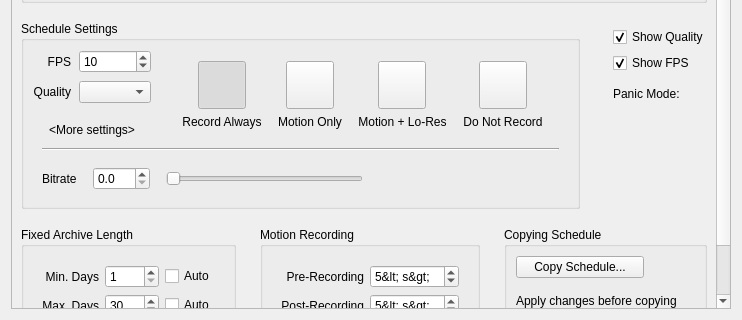
The window that client/nx_client_desktop/src/ui/widgets/properties/camera_schedule_widget.ui (networkoptix/nx_open) describes before a commit, drawn with Qt 5; both pictures show x 0 to 742 and y 359 to 679 of the 742 by 679 pixel window.
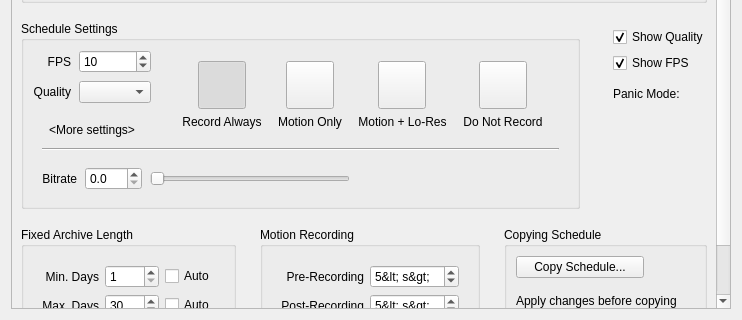
The same window after the commit. Custom widgets are drawn as their Qt base class.

Commit message:
# Applying chosen bitrate to schedule
<==== Mercurial data ====>
Branch: vms_3.1.2_bitrate_control

The edit to the form file:
```diff
--- a/client/nx_client_desktop/src/ui/widgets/properties/camera_schedule_widget.ui
+++ b/client/nx_client_desktop/src/ui/widgets/properties/camera_schedule_widget.ui
@@ -557,11 +557,17 @@
                </item>
                <item>
                 <layout class="QHBoxLayout" name="horizontalLayout">
+                 <property name="spacing">
+                  <number>8</number>
+                 </property>
                  <item>
                   <widget class="QLabel" name="bitrateLabel">
                    <property name="text">
                     <string>Bitrate</string>
                    </property>
+                   <property name="alignment">
+                    <set>Qt::AlignRight|Qt::AlignTrailing|Qt::AlignVCenter</set>
+                   </property>
                    <property name="buddy">
                     <cstring>bitrateSpinBox</cstring>
                    </property>
```
The commit also changes 3 other files.
